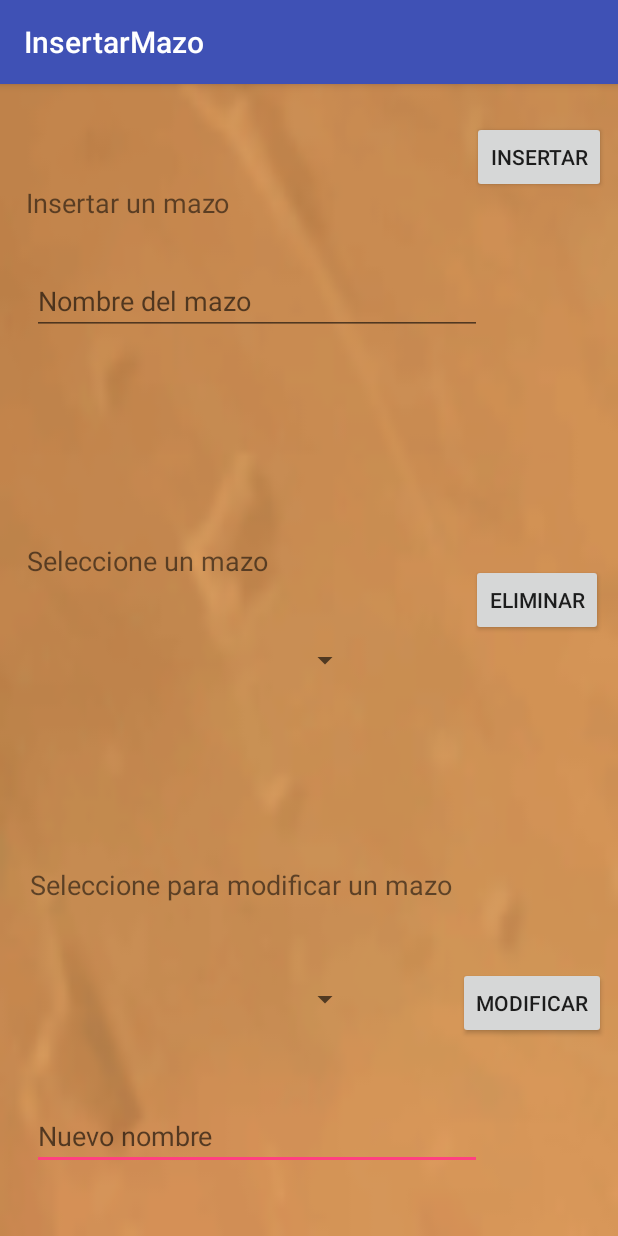
After one commit to Cristoto/HearthStoneInfoApp, an Android app: the InsertarMazo screen opened directly, with no data from a screen before it, on a phone screen of 412 x 824 dp. The commit adds this screen. Run offline under Robolectric (Android 15) with nearby library versions, the phone set to English and light mode, and no system bars.

Commit message:
Añadir activity para ajustes de mazo (insertar, eliminar, modificar). Añadir activity para visualizar carta, y eliminación. Cambios varios en los layout.

```diff
--- /dev/null
+++ b/app/src/main/java/com/hsi/hearthstoneinfo/InsertarMazo.java
@@ -0,0 +1,22 @@
+package com.hsi.hearthstoneinfo;
+
+import android.os.Bundle;
+import android.support.design.widget.FloatingActionButton;
+import android.support.design.widget.Snackbar;
+import android.support.v7.app.AppCompatActivity;
+import android.support.v7.widget.Toolbar;
+import android.view.View;
+
+public class InsertarMazo extends AppCompatActivity {
+
+    @Override
+    protected void onCreate(Bundle savedInstanceState) {
+        super.onCreate(savedInstanceState);
+        setContentView(R.layout.activity_insertar_mazo);
+        Toolbar toolbar = (Toolbar) findViewById(R.id.toolbar);
+        setSupportActionBar(toolbar);
+
+
+    }
+
+}
--- /dev/null
+++ b/app/src/main/res/layout/activity_insertar_mazo.xml
@@ -0,0 +1,25 @@
+<?xml version="1.0" encoding="utf-8"?>
+<android.support.design.widget.CoordinatorLayout xmlns:android="http://schemas.android.com/apk/res/android"
+    xmlns:app="http://schemas.android.com/apk/res-auto"
+    xmlns:tools="http://schemas.android.com/tools"
+    android:layout_width="match_parent"
+    android:layout_height="match_parent"
+    tools:context="com.hsi.hearthstoneinfo.InsertarMazo">
+
+    <android.support.design.widget.AppBarLayout
+        android:layout_width="match_parent"
+        android:layout_height="wrap_content"
+        android:theme="@style/AppTheme.AppBarOverlay">
+
+        <android.support.v7.widget.Toolbar
+            android:id="@+id/toolbar"
+            android:layout_width="match_parent"
+            android:layout_height="?attr/actionBarSize"
+            android:background="?attr/colorPrimary"
+            app:popupTheme="@style/AppTheme.PopupOverlay" />
+
+    </android.support.design.widget.AppBarLayout>
+
+    <include layout="@layout/content_insertar_mazo" />
+
+</android.support.design.widget.CoordinatorLayout>
--- a/app/src/main/res/layout/content_cartas.xml
+++ b/app/src/main/res/layout/content_cartas.xml
@@ -54,7 +54,7 @@
         android:layout_height="43dp"
         android:ems="10"
         android:hint="@string/cartas_nombreText_hint"
-        android:inputType="number"
+        android:inputType="text"
         app:layout_constraintBottom_toBottomOf="parent"
         app:layout_constraintEnd_toEndOf="parent"
         app:layout_constraintHorizontal_bias="0.094"
--- /dev/null
+++ b/app/src/main/res/layout/content_insertar_mazo.xml
@@ -0,0 +1,135 @@
+<?xml version="1.0" encoding="utf-8"?>
+<android.support.constraint.ConstraintLayout xmlns:android="http://schemas.android.com/apk/res/android"
+    xmlns:app="http://schemas.android.com/apk/res-auto"
+    xmlns:tools="http://schemas.android.com/tools"
+    android:layout_width="match_parent"
+    android:layout_height="match_parent"
+    android:background="@drawable/fondo1"
+    app:layout_behavior="@string/appbar_scrolling_view_behavior"
+    tools:context="com.hsi.hearthstoneinfo.InsertarMazo"
+    tools:showIn="@layout/activity_insertar_mazo">
+
+    <TextView
+        android:id="@+id/modificarText"
+        android:layout_width="wrap_content"
+        android:layout_height="wrap_content"
+        android:text="@string/insertarMazo_modificar_text"
+        android:textSize="18sp"
+        app:layout_constraintBottom_toBottomOf="parent"
+        app:layout_constraintEnd_toEndOf="parent"
+        app:layout_constraintHorizontal_bias="0.155"
+        app:layout_constraintStart_toStartOf="parent"
+        app:layout_constraintTop_toTopOf="parent"
+        app:layout_constraintVertical_bias="0.701" />
+
+    <TextView
+        android:id="@+id/insertarText"
+        android:layout_width="wrap_content"
+        android:layout_height="20dp"
+        android:text="@string/insertarMazo_insertar_text"
+        android:textSize="18sp"
+        app:layout_constraintBottom_toBottomOf="parent"
+        app:layout_constraintEnd_toEndOf="parent"
+        app:layout_constraintHorizontal_bias="0.064"
+        app:layout_constraintStart_toStartOf="parent"
+        app:layout_constraintTop_toTopOf="parent"
+        app:layout_constraintVertical_bias="0.089" />
+
+    <TextView
+        android:id="@+id/eliminarText"
+        android:layout_width="wrap_content"
+        android:layout_height="wrap_content"
+        android:text="@string/insertarMazo_eliminar_text"
+        android:textSize="18sp"
+        app:layout_constraintBottom_toBottomOf="parent"
+        app:layout_constraintEnd_toEndOf="parent"
+        app:layout_constraintHorizontal_bias="0.071"
+        app:layout_constraintStart_toStartOf="parent"
+        app:layout_constraintTop_toTopOf="parent"
+        app:layout_constraintVertical_bias="0.411" />
+
+    <EditText
+        android:id="@+id/modificarEditText"
+        android:layout_width="300dp"
+        android:layout_height="wrap_content"
+        android:ems="10"
+        android:hint="@string/insertarMazo_modificar_hint"
+        android:inputType="textPersonName"
+        app:layout_constraintBottom_toBottomOf="parent"
+        app:layout_constraintEnd_toEndOf="parent"
+        app:layout_constraintHorizontal_bias="0.19"
+        app:layout_constraintStart_toStartOf="parent"
+        app:layout_constraintTop_toTopOf="parent"
+        app:layout_constraintVertical_bias="0.939" />
+
+    <EditText
+        android:id="@+id/insertarEditText"
+        android:layout_width="300dp"
+        android:layout_height="wrap_content"
+        android:ems="10"
+        android:hint="@string/insertarMazo_insertar_hint"
+        android:inputType="textPersonName"
+        app:layout_constraintBottom_toBottomOf="parent"
+        app:layout_constraintEnd_toEndOf="parent"
+        app:layout_constraintHorizontal_bias="0.19"
+        app:layout_constraintStart_toStartOf="parent"
+        app:layout_constraintTop_toTopOf="parent"
+        app:layout_constraintVertical_bias="0.169" />
+
+    <Button
+        android:id="@+id/insertarButton"
+        android:layout_width="wrap_content"
+        android:layout_height="wrap_content"
+        android:text="@string/insertarMazo_insertar_button"
+        app:layout_constraintBottom_toBottomOf="parent"
+        app:layout_constraintEnd_toEndOf="parent"
+        app:layout_constraintHorizontal_bias="0.976"
+        app:layout_constraintStart_toStartOf="parent"
+        app:layout_constraintTop_toTopOf="parent"
+        app:layout_constraintVertical_bias="0.034" />
+
+    <Button
+        android:id="@+id/eliminarButton"
+        android:layout_width="wrap_content"
+        android:layout_height="wrap_content"
+        android:text="@string/insertarMazo_eliminar_button"
+        app:layout_constraintBottom_toBottomOf="parent"
+        app:layout_constraintEnd_toEndOf="parent"
+        app:layout_constraintHorizontal_bias="0.969"
+        app:layout_constraintStart_toStartOf="parent"
+        app:layout_constraintTop_toTopOf="parent"
+        app:layout_constraintVertical_bias="0.444" />
+
+    <Button
+        android:id="@+id/modificarButton"
+        android:layout_width="wrap_content"
+        android:layout_height="wrap_content"
+        android:text="@string/insertarMazo_modificar_button"
+        app:layout_constraintBottom_toBottomOf="parent"
+        app:layout_constraintEnd_toEndOf="parent"
+        app:layout_constraintHorizontal_bias="0.975"
+        app:layout_constraintStart_toStartOf="parent"
+        app:layout_constraintTop_toTopOf="parent"
+        app:layout_constraintVertical_bias="0.818" />
+
+    <Spinner
+        android:id="@+id/eliminarMazoSpinner"
+        android:layout_width="222dp"
+        android:layout_height="25dp"
+        app:layout_constraintBottom_toBottomOf="parent"
+        app:layout_constraintEnd_toEndOf="parent"
+        app:layout_constraintHorizontal_bias="0.098"
+        app:layout_constraintStart_toStartOf="parent"
+        app:layout_constraintTop_toTopOf="parent" />
+
+    <Spinner
+        android:id="@+id/modificarMazoSpinner"
+        android:layout_width="222dp"
+        android:layout_height="25dp"
+        app:layout_constraintBottom_toBottomOf="parent"
+        app:layout_constraintEnd_toEndOf="parent"
+        app:layout_constraintHorizontal_bias="0.098"
+        app:layout_constraintStart_toStartOf="parent"
+        app:layout_constraintTop_toTopOf="parent"
+        app:layout_constraintVertical_bias="0.804" />
+</android.support.constraint.ConstraintLayout>
--- a/app/src/main/res/values/strings.xml
+++ b/app/src/main/res/values/strings.xml
@@ -27,10 +27,12 @@
     <string name="enviar">Enviar</string>
     <string name="correo">Correo</string>
     <string name="sms">SMS</string>
+
     <string name="main_texto_explicacion">Bienvenido a HearthStoneInfo APP.\n\nEste es un juego dinámico de cartas, en el cual te podrás crear tus propios mazos
-        con las cientos de cartas que te ofrecen. Pero esta APP NO es el juego.\n\nAquí podrás únicamente crear tus propias cartas similares, y crear mazos con ellas,
-        ya que esto es una APP para salir del paso. Para hacer una búscqueda real de las cartas, utiliza nuestro programa de escritorio multiplataforma escrito en JAVA,
+        con las cientos de cartas que te ofrecen. Pero esta APP NO es el juego.\n\nAquí podrás únicamente crear tus propias cartas similares (para nada), y crear mazos con ellas,
+        ya que esto es una APP para salir del paso. Para hacer una búsqueda real de las cartas, utiliza nuestro programa de escritorio multiplataforma escrito en JAVA,
         HearthStoneInfo disponible en GitHub para su compilación y uso posterior.\n\nSi has llegado a leer hasta aquí, gracias por perder tu tiempo.</string>
+
     <string name="cartas_nombreText">Nombre</string>
     <string name="cartas_vidaText">Vida</string>
     <string name="cartas_ataqueText">Ataque</string>
@@ -39,4 +41,28 @@
     <string name="cartas_ataqueText_hint">Ataque de la carta</string>
     <string name="cartas_spinner_mazo">Mazo donde añadir la carta</string>
     <string name="cartas_button">Añadir</string>
+
+    <string name="mazos_button">Ajustes de mazo</string>
+    <string name="mazos_texto_ver">Puedes ver las cartas de estos mazos:</string>
+    <string name="title_activity_insertar_mazo">InsertarMazo</string>
+
+    <string name="insertarMazo_insertar_text">Insertar un mazo</string>
+    <string name="insertarMazo_insertar_hint">Nombre del mazo</string>
+    <string name="insertarMazo_insertar_button">Insertar</string>
+
+    <string name="insertarMazo_eliminar_text">Seleccione un mazo</string>
+    <string name="insertarMazo_eliminar_button">Eliminar</string>
+
+    <string name="insertarMazo_modificar_text">Seleccione para modificar un mazo</string>
+    <string name="insertarMazo_modificar_hint">Nuevo nombre</string>
+    <string name="insertarMazo_modificar_button">Modificar</string>
+    <string name="title_activity_ver_carta">VerCarta</string>
+
+    <string name="ver_carta_titulo">Información sobre la carta:</string>
+    <string name="ver_carta_nombre">Nombre:</string>
+    <string name="ver_carta_vida">Vida:</string>
+    <string name="ver_carta_ataque">Ataque:</string>
+    <string name="ver_carta_button">Eliminar</string>
+
+
 </resources>
```
Also changed, not shown: app/src/main/AndroidManifest.xml (+10 -3 lines), app/src/main/java/com/hsi/hearthstoneinfo/ContactoActivity.java (+1 -11 lines), app/src/main/java/com/hsi/hearthstoneinfo/VerCarta.java (added, +22 -0 lines), app/src/main/res/layout/activity_ver_carta.xml (added, +25 -0 lines), app/src/main/res/layout/content_mazos.xml (+29 -0 lines), app/src/main/res/layout/content_ver_carta.xml (added, +104 -0 lines).
